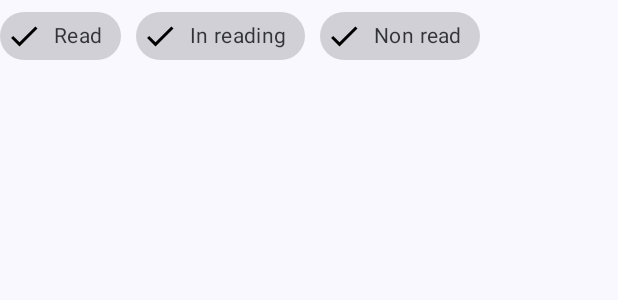
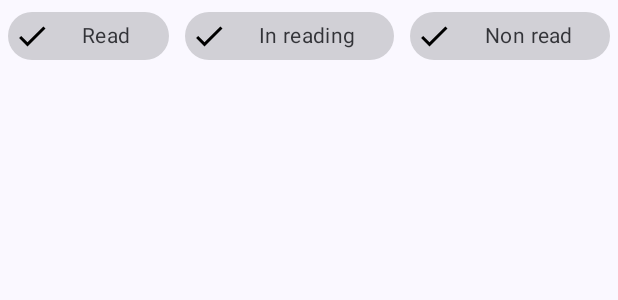
Before and after one commit to enricobolzonello/BookTracker, an Android app: the layout fragment_library.xml on its own in the app's theme, with its tools: preview values and no code run, on a phone screen of 412 x 824 dp. Shown: the top 300 px of the screen. Run offline under Robolectric (Android 15) with nearby library versions, the phone set to English and light mode, and no system bars.

Commit message:
switched chip group with a linear layout

```diff
--- a/app/src/main/res/layout/fragment_library.xml
+++ b/app/src/main/res/layout/fragment_library.xml
@@ -1,41 +1,49 @@
 <?xml version="1.0" encoding="utf-8"?>
 <FrameLayout xmlns:android="http://schemas.android.com/apk/res/android"
     xmlns:tools="http://schemas.android.com/tools"
-    xmlns:app="http://schemas.android.com/apk/res-auto"
     android:layout_width="match_parent"
     android:layout_height="match_parent"
     tools:context=".LibraryFragment">
 
-    <com.google.android.material.chip.ChipGroup
+    <LinearLayout
         android:layout_width="match_parent"
         android:layout_height="wrap_content"
-        android:singleLine="true"
-        app:chipSpacingHorizontal="@dimen/content_margin">
+        android:orientation="horizontal"
+        android:weightSum="3">
 
         <com.google.android.material.chip.Chip
             android:id="@+id/ch_read"
             android:layout_width="wrap_content"
-            android:layout_height="match_parent"
+            android:layout_height="wrap_content"
+            android:layout_weight="1"
+            android:layout_marginHorizontal="@dimen/text_margin"
             style="@style/Widget.MaterialComponents.Chip.Filter"
+            android:checked="true"
             android:text="@string/filter_read"
-            android:checked="true"/>
+            android:textAlignment="center"/>
 
         <com.google.android.material.chip.Chip
             android:id="@+id/ch_in_reading"
             android:layout_width="wrap_content"
-            android:layout_height="match_parent"
+            android:layout_height="wrap_content"
+            android:layout_weight="1"
+            android:layout_marginHorizontal="@dimen/text_margin"
             style="@style/Widget.MaterialComponents.Chip.Filter"
+            android:checked="true"
             android:text="@string/filter_in_reading"
-            android:checked="true"/>
+            android:textAlignment="center"/>
 
         <com.google.android.material.chip.Chip
             android:id="@+id/ch_not_read"
             android:layout_width="wrap_content"
-            android:layout_height="match_parent"
+            android:layout_height="wrap_content"
+            android:layout_weight="1"
+            android:layout_marginHorizontal="@dimen/text_margin"
             style="@style/Widget.MaterialComponents.Chip.Filter"
+            android:checked="true"
             android:text="@string/filter_not_read"
-            android:checked="true"/>
+            android:textAlignment="center"/>
 
-    </com.google.android.material.chip.ChipGroup>
+    </LinearLayout>
 
 </FrameLayout>
```
